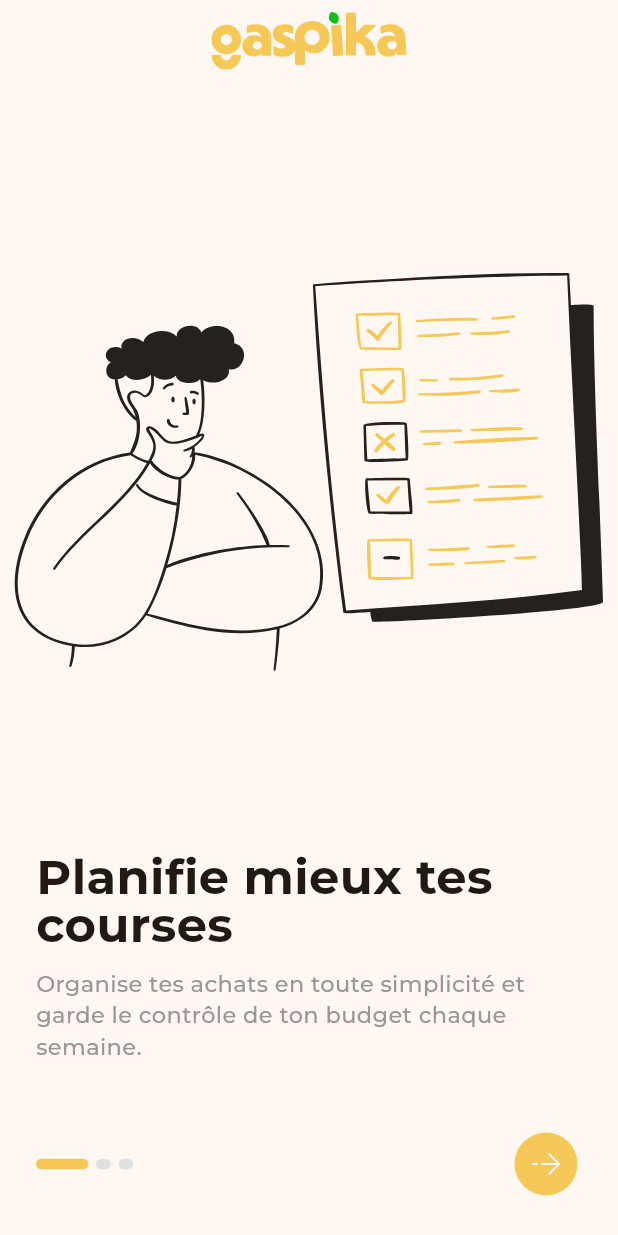
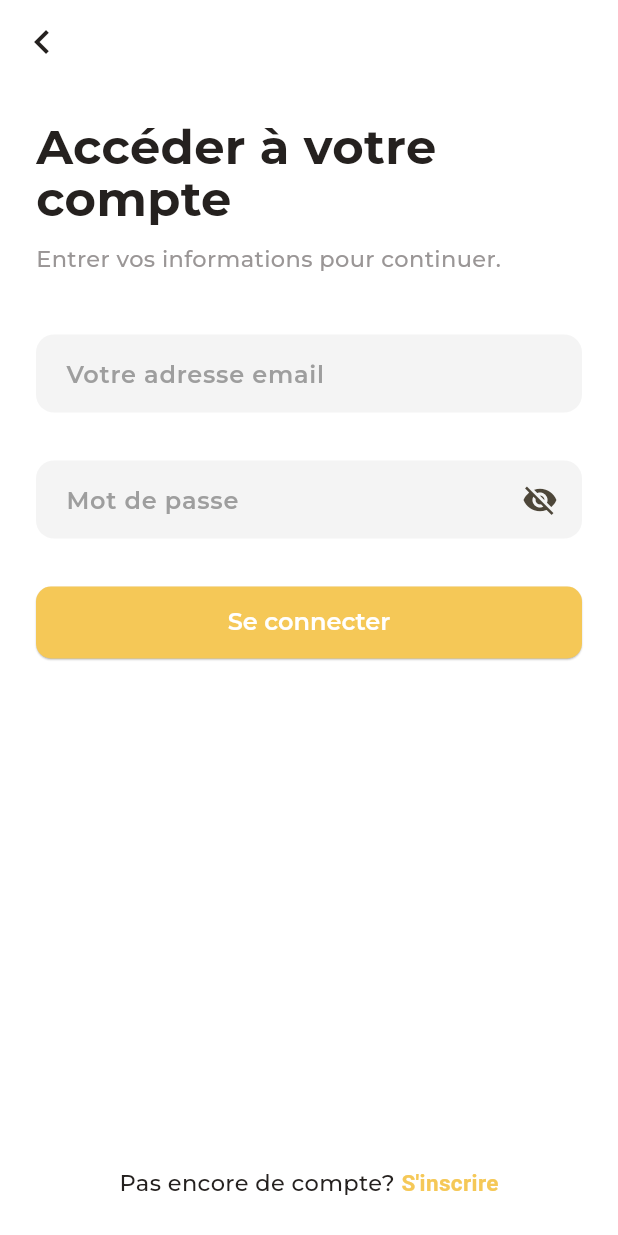
Before and after one commit to KiritoEM/gaspika, a Flutter app: the screen it shows after launch, on a phone screen of 412 x 824 dp. Run offline on Flutter 3.47's test engine with Material 3 defaults, Android fonts, the phone set to English and light mode, and no system bars; our stand-ins replace flutter_svg, go_router, google_fonts.

Commit message:
feat(login): add form

```diff
--- a/Mobile/lib/configs/app_colors.dart
+++ b/Mobile/lib/configs/app_colors.dart
@@ -3,4 +3,6 @@ import 'package:flutter/animation.dart';
 class AppColors {
   static const Color primary = Color(0xFFF5C857);
   static const Color mutedForeground = Color(0xFF9A9696);
+  static const Color foreground = Color(0xFF25211F);
+  static const Color background = Color(0xFFF4F4F4);
 }
--- a/Mobile/lib/configs/app_theme.dart
+++ b/Mobile/lib/configs/app_theme.dart
@@ -8,7 +8,9 @@ class AppTheme {
       useMaterial3: true,
       colorScheme: ColorScheme.fromSeed(
         seedColor: AppColors.primary,
+        primary: AppColors.primary,
         brightness: Brightness.light,
+        onSurface: AppColors.foreground,
       ),
       textTheme: GoogleFonts.montserratTextTheme(Theme.of(context).textTheme)
           .copyWith(
@@ -16,8 +18,35 @@ class AppTheme {
               fontWeight: FontWeight.w500,
             ).copyWith(fontSize: 15),
           ),
-      iconButtonTheme: IconButtonThemeData(
-        style: IconButton.styleFrom(backgroundColor: AppColors.primary),
+      inputDecorationTheme: InputDecorationTheme(
+        filled: true,
+        fillColor: AppColors.background,
+        labelStyle: TextStyle(
+          fontWeight: FontWeight.w600,
+          color: Colors.grey[500],
+        ),
+        border: OutlineInputBorder(
+          borderRadius: BorderRadius.circular(12),
+          borderSide: BorderSide.none,
+        ),
+        contentPadding: EdgeInsets.symmetric(horizontal: 16, vertical: 14),
+      ),
+
+      elevatedButtonTheme: ElevatedButtonThemeData(
+        style: ElevatedButton.styleFrom(
+          backgroundColor: AppColors.primary,
+          foregroundColor: Colors.white,
+          textStyle: GoogleFonts.montserrat(
+            fontWeight: FontWeight.w600,
+            fontSize: 16,
+          ),
+          shape: RoundedRectangleBorder(
+            borderRadius: BorderRadius.circular(10),
+          ),
+          padding: EdgeInsets.symmetric(horizontal: 16, vertical: 14),
+          elevation: 0.5,
+          disabledForegroundColor: AppColors.mutedForeground,
+        ),
       ),
     );
   }
--- /dev/null
+++ b/Mobile/lib/constants/navigation_constant.dart
@@ -0,0 +1,6 @@
+// ignore_for_file: constant_identifier_names
+
+class NavigationConstant {
+  static const String DEFAULT_ROUTE = '/';
+  static const String LOGIN_ROUTE = '/login';
+}
--- /dev/null
+++ b/Mobile/lib/features/auth/viewmodels/login_viewmodel.dart
@@ -0,0 +1,23 @@
+import 'package:flutter/material.dart';
+
+// Form data model
+class LoginCredentials {
+  String email = '';
+  String password = '';
+  LoginCredentials({required this.email, required this.password});
+}
+
+class LoginViewModel extends ChangeNotifier {
+  final _formkey = GlobalKey<FormState>();
+  final _credentials = LoginCredentials(email: '', password: '');
+
+  //submit the login form
+  void submitLoginForm() {
+    if (_formkey.currentState!.validate()) {
+      _formkey.currentState!.save();
+      print(
+        'email: ${_credentials.email} and password: ${_credentials.password}',
+      );
+    }
+  }
+}
--- /dev/null
+++ b/Mobile/lib/features/auth/views/login_screen.dart
@@ -0,0 +1,76 @@
+import 'package:flutter/material.dart';
+import 'package:gaspika_mobile/configs/app_colors.dart';
+import 'package:gaspika_mobile/features/auth/views/widgets/login_form.dart';
+
+class LoginScreen extends StatelessWidget {
+  const LoginScreen({super.key});
+
+  @override
+  Widget build(BuildContext context) {
+    return Scaffold(
+      backgroundColor: Colors.white,
+
+      appBar: AppBar(
+        leading: Icon(Icons.chevron_left, size: 32),
+        backgroundColor: Colors.white,
+      ),
+      body: SafeArea(
+        child: Container(
+          padding: EdgeInsets.all(24),
+          child: Column(
+            mainAxisAlignment: .spaceBetween,
+
+            children: [
+              Column(
+                spacing: 40,
+                children: [
+                  // Header
+                  Column(
+                    spacing: 12,
+                    crossAxisAlignment: .start,
+                    children: [
+                      Text(
+                        'Accéder à votre compte',
+                        style: TextStyle(
+                          fontWeight: FontWeight.bold,
+                          fontSize: Theme.of(
+                            context,
+                          ).textTheme.headlineLarge?.fontSize!,
+                          height: 1.1,
+                        ),
+                      ),
+                      Text(
+                        'Entrer vos informations pour continuer.',
+                        style: TextStyle(color: AppColors.mutedForeground),
+                      ),
+                    ],
+                  ),
+
+                  // Form
+                  LoginForm(),
+                ],
+              ),
+
+              //Signup link
+              RichText(
+                text: TextSpan(
+                  text: 'Pas encore de compte? ',
+                  style: Theme.of(context).textTheme.bodyMedium,
+                  children: [
+                    TextSpan(
+                      text: 'S\'inscrire',
+                      style: TextStyle(
+                        color: Theme.of(context).colorScheme.primary,
+                        fontWeight: FontWeight.bold,
+                      ),
+                    ),
+                  ],
+                ),
+              ),
+            ],
+          ),
+        ),
+      ),
+    );
+  }
+}
--- /dev/null
+++ b/Mobile/lib/features/auth/views/widgets/login_form.dart
@@ -0,0 +1,40 @@
+import 'package:flutter/material.dart';
+import 'package:gaspika_mobile/shared/password_input_field.dart';
+
+class LoginForm extends StatefulWidget {
+  const LoginForm({super.key});
+
+  @override
+  State<LoginForm> createState() => _LoginFormState();
+}
+
+class _LoginFormState extends State<LoginForm> {
+  static const _emailRegex =
+      r'^[a-zA-Z0-9._%+-]+@[a-zA-Z0-9.-]+\.[a-zA-Z]{2,}$';
+
+  @override
+  Widget build(BuildContext context) {
+
+    return Form(
+      child: Column(
+        spacing: 32,
+        children: [
+          TextFormField(
+            decoration: InputDecoration(labelText: 'Votre adresse email'),
+            keyboardType: TextInputType.emailAddress,
+          ),
+
+          PasswordInputField(),
+
+          SizedBox(
+            width: double.infinity,
+            child: ElevatedButton(
+              onPressed: () {},
+              child: Text('Se connecter'),
+            ),
+          ),
+        ],
+      ),
+    );
+  }
+}
--- a/Mobile/lib/features/onboarding/views/onboarding_screen.dart
+++ b/Mobile/lib/features/onboarding/views/onboarding_screen.dart
@@ -8,7 +8,7 @@ class OnboardingScreen extends StatelessWidget {
 
   @override
   Widget build(BuildContext context) {
-    // Data for onboarding slider
+    // data for onboarding slider
     final List<SliderModel> slides = [
       SliderModel(
         title: 'Planifie mieux tes courses',
@@ -31,6 +31,8 @@ class OnboardingScreen extends StatelessWidget {
     ];
 
     return Scaffold(
+      backgroundColor: Colors.white,
+
       body: SafeArea(
         child: Stack(
           children: [
--- a/Mobile/lib/features/onboarding/widgets/onboarding_slider.dart
+++ b/Mobile/lib/features/onboarding/widgets/onboarding_slider.dart
@@ -92,7 +92,7 @@ class _OnboardingSliderState extends State<OnboardingSlider> {
                   style: TextStyle(
                     fontSize: theme.textTheme.headlineLarge!.fontSize,
                     fontWeight: FontWeight.w700,
-                    height: 1,
+                    height: 1.1,
                   ),
                 ),
 
--- /dev/null
+++ b/Mobile/lib/shared/password_input_field.dart
@@ -0,0 +1,55 @@
+import 'package:flutter/material.dart';
+
+class PasswordInputField extends StatefulWidget {
+  final String? label;
+  final Function(String?)? onSaved;
+  final String? Function(String?)? validator;
+  final TextEditingController? controller;
+
+  const PasswordInputField({
+    super.key,
+    this.label = 'Mot de passe',
+    this.onSaved,
+    this.validator,
+    this.controller,
+  });
+
+  @override
+  State<PasswordInputField> createState() => _PasswordInputFieldState();
+}
+
+class _PasswordInputFieldState extends State<PasswordInputField> {
+  bool _passwordVisible = false;
+
+  @override
+  Widget build(BuildContext context) {
+    ThemeData theme = Theme.of(context);
+
+    return TextFormField(
+      controller: widget.controller,
+      obscureText: !_passwordVisible,
+      enableSuggestions: false,
+      autocorrect: false,
+      decoration: InputDecoration(
+        labelText: widget.label,
+        suffixIcon: Container(
+          margin: EdgeInsets.only(right: 4),
+          child: IconButton(
+            icon: Icon(
+              _passwordVisible ? Icons.visibility : Icons.visibility_off,
+              color: theme.colorScheme.onSurfaceVariant,
+            ),
+            onPressed: () {
+              setState(() {
+                _passwordVisible = !_passwordVisible;
+              });
+            },
+          ),
+        ),
+      ),
+      keyboardType: TextInputType.visiblePassword,
+      validator: widget.validator,
+      onSaved: widget.onSaved,
+    );
+  }
+}
--- a/Mobile/lib/utils/router.dart
+++ b/Mobile/lib/utils/router.dart
@@ -1,9 +1,23 @@
+/// App router handler
+library;
+
+import 'package:gaspika_mobile/constants/navigation_constant.dart';
+import 'package:gaspika_mobile/features/auth/views/login_screen.dart';
 import 'package:gaspika_mobile/features/onboarding/views/onboarding_screen.dart';
 import 'package:go_router/go_router.dart';
 
 class AppRouter {
   static GoRouter router = GoRouter(
-    initialLocation: '/',
-    routes: [GoRoute(path: '/', builder: (_, state) => OnboardingScreen())],
+    initialLocation: NavigationConstant.LOGIN_ROUTE,
+    routes: [
+      GoRoute(
+        path: NavigationConstant.DEFAULT_ROUTE,
+        builder: (_, state) => OnboardingScreen(),
+      ),
+      GoRoute(
+        path: NavigationConstant.LOGIN_ROUTE,
+        builder: (_, state) => LoginScreen(),
+      ),
+    ],
   );
 }
--- a/Mobile/pubspec.yaml
+++ b/Mobile/pubspec.yaml
@@ -37,6 +37,7 @@ dependencies:
   go_router: ^17.0.1
   google_fonts: ^6.3.3
   flutter_svg: ^2.2.3
+  provider: ^6.1.5+1
 
 dev_dependencies:
   flutter_test:
```
Also changed, not shown: Mobile/pubspec.lock.
